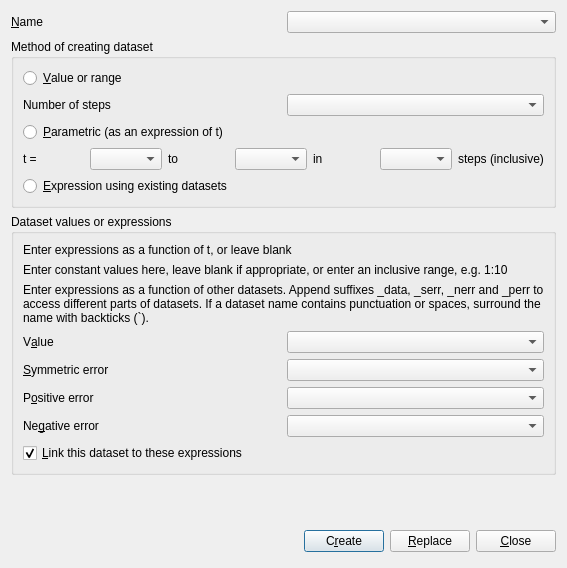
Above: dialogs/datacreate.ui from veusz/veusz before the change. Below: the same form after it.
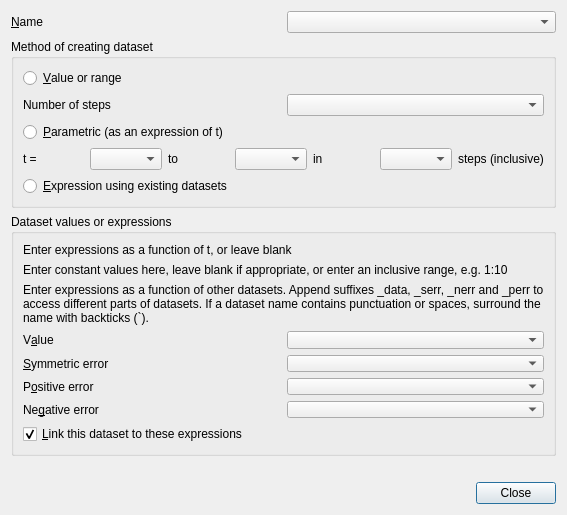
That is the form after the change. Custom widgets are drawn as their Qt base class.

Commit message: Use buttonBox in create dialog

Patch:
```diff
--- a/dialogs/datacreate.ui
+++ b/dialogs/datacreate.ui
@@ -7,7 +7,7 @@
     <x>0</x>
     <y>0</y>
     <width>567</width>
-    <height>568</height>
+    <height>515</height>
    </rect>
   </property>
   <property name="windowTitle">
@@ -256,48 +256,11 @@
     </widget>
    </item>
    <item>
-    <layout class="QHBoxLayout">
-     <property name="spacing">
-      <number>6</number>
+    <widget class="QDialogButtonBox" name="buttonBox">
+     <property name="standardButtons">
+      <set>QDialogButtonBox::Close</set>
      </property>
-     <property name="margin">
-      <number>0</number>
-     </property>
-     <item>
-      <spacer>
-       <property name="orientation">
-        <enum>Qt::Horizontal</enum>
-       </property>
-       <property name="sizeHint" stdset="0">
-        <size>
-         <width>131</width>
-         <height>31</height>
-        </size>
-       </property>
-      </spacer>
-     </item>
-     <item>
-      <widget class="QPushButton" name="createbutton">
-       <property name="text">
-        <string>C&amp;reate</string>
-       </property>
-      </widget>
-     </item>
-     <item>
-      <widget class="QPushButton" name="replacebutton">
-       <property name="text">
-        <string>&amp;Replace</string>
-       </property>
-      </widget>
-     </item>
-     <item>
-      <widget class="QPushButton" name="closebutton">
-       <property name="text">
-        <string>&amp;Close</string>
-       </property>
-      </widget>
-     </item>
-    </layout>
+    </widget>
    </item>
   </layout>
  </widget>
```
Left out of the diff: 12 changed lines with no effect on the pictures. The commit also changes 1 other file.
